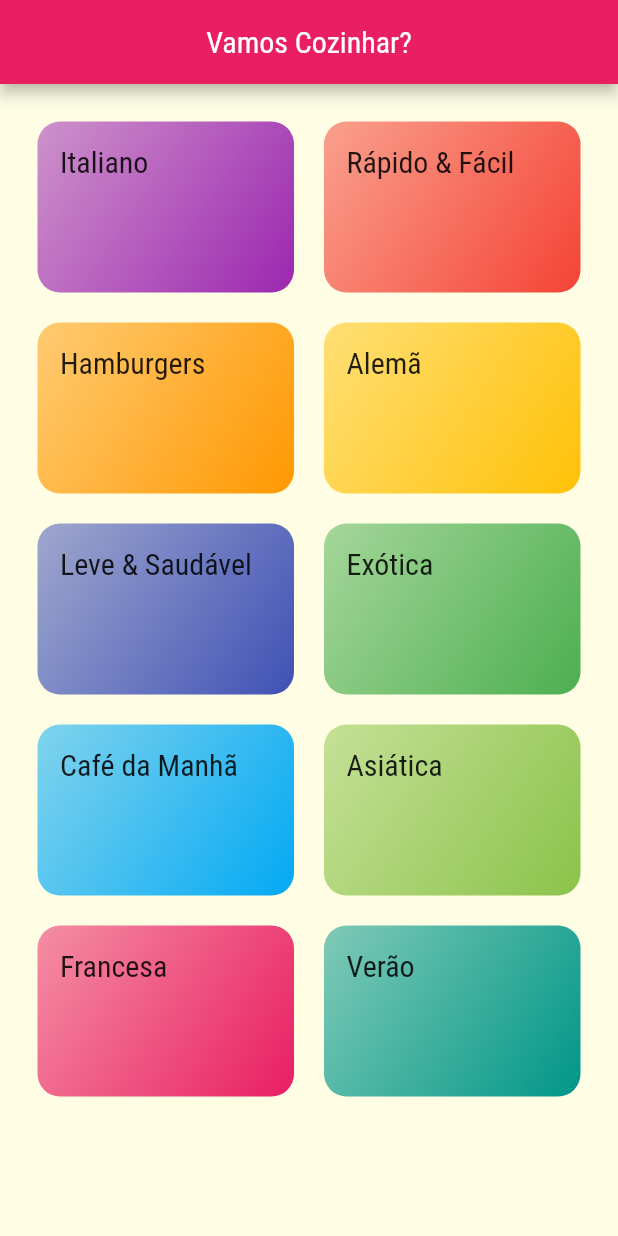
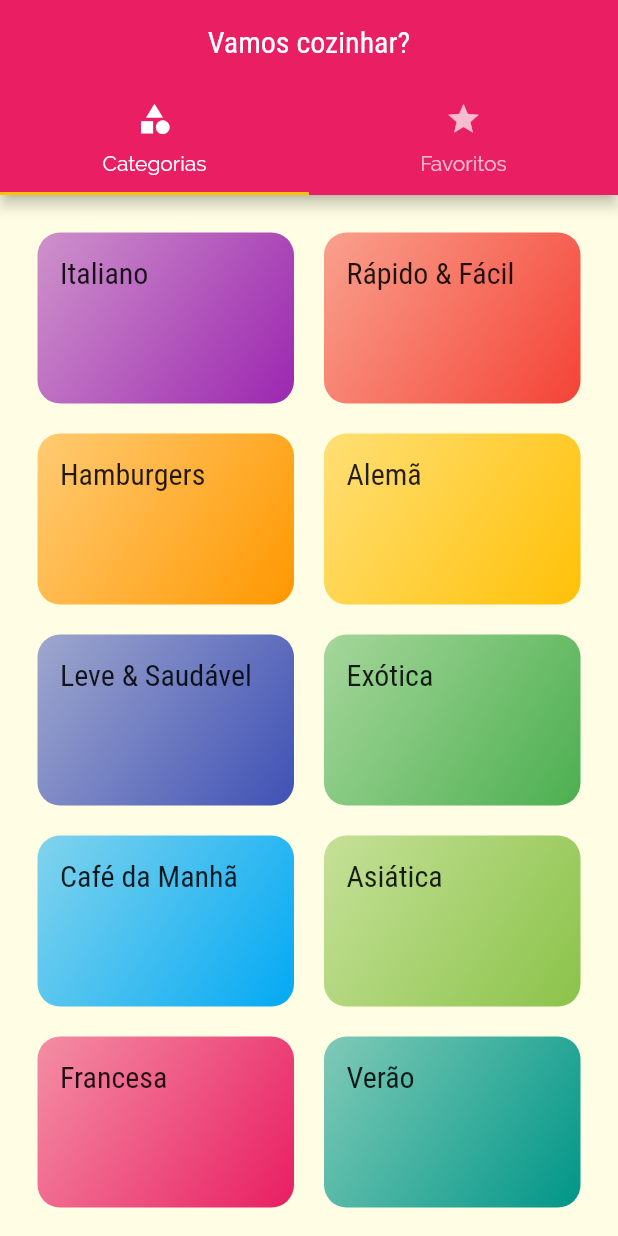
Before and after one commit to Jo-Analyst/meals-app, a Flutter app: the screen it shows after launch, on a phone screen of 412 x 824 dp. Run offline on Flutter 3.47's test engine with Material 2 defaults, Android fonts, the phone set to English and light mode, and no system bars.

Commit message:
196. Adicionando TabBar na AppBar

```diff
--- a/lib/main.dart
+++ b/lib/main.dart
@@ -2,6 +2,7 @@ import 'package:flutter/material.dart';
 import 'package:meals_app/screens/categories_meals_screen.dart';
 import 'package:meals_app/screens/categories_screen.dart';
 import 'package:meals_app/screens/meal_detail_screen.dart';
+import 'package:meals_app/screens/tabs.screens.dart';
 import 'package:meals_app/utils/app_routes.dart';
 
 main() => runApp(const MealsApp());
@@ -30,9 +31,9 @@ class MealsApp extends StatelessWidget {
         ),
       ),
       routes: {
-        AppRoutes.home: (ctx) => const CategoriesScreen(),
+        AppRoutes.home: (ctx) => const TabsScreen(),
         AppRoutes.categoriesMeals: (ctx) => const CategoriesMealsScreen(),
-        AppRoutes.mealsDetail: (ctx) => const MealDetailScreen(),
+        AppRoutes.mealsDetail: (ctx) => const MealDatailScreen(),
       },
     );
   }
--- a/lib/screens/categories_screen.dart
+++ b/lib/screens/categories_screen.dart
@@ -7,12 +7,7 @@ class CategoriesScreen extends StatelessWidget {
 
   @override
   Widget build(BuildContext context) {
-    return Scaffold(
-      appBar: AppBar(
-        centerTitle: true,
-        title: const Text('Vamos Cozinhar?'),
-      ),
-      body: GridView(
+    return GridView(
       padding: const EdgeInsets.all(25),
       gridDelegate: const SliverGridDelegateWithMaxCrossAxisExtent(
         maxCrossAxisExtent: 200,
@@ -23,7 +18,6 @@ class CategoriesScreen extends StatelessWidget {
       children: dummyCategories.map((cat) {
         return CategoryItem(cat);
       }).toList(),
-      ),
     );
   }
 }
--- /dev/null
+++ b/lib/screens/tabs.screens.dart
@@ -0,0 +1,38 @@
+import 'package:flutter/material.dart';
+import 'package:meals_app/screens/categories_screen.dart';
+import 'package:meals_app/screens/favorite_screen.dart';
+
+class TabsScreen extends StatelessWidget {
+  const TabsScreen({super.key});
+
+  @override
+  Widget build(BuildContext context) {
+    return DefaultTabController(
+      length: 2,
+      child: Scaffold(
+        appBar: AppBar(
+          centerTitle: true,
+          title: const Text("Vamos cozinhar?"),
+          bottom: const TabBar(
+            tabs: [
+              Tab(
+                icon: Icon(Icons.category),
+                text: "Categorias",
+              ),
+              Tab(
+                icon: Icon(Icons.star),
+                text: "Favoritos",
+              ),
+            ],
+          ),
+        ),
+        body: const TabBarView(
+          children: [
+            CategoriesScreen(),
+            FavoriteScreen()
+          ],
+        ),
+      ),
+    );
+  }
+}
```
Also changed, not shown: lib/screens/favorite_screen.dart (added, +12 -0 lines), lib/screens/meal_detail_screen.dart (+26 -53 lines). Lines whose indentation alone changed are shown as unchanged.
